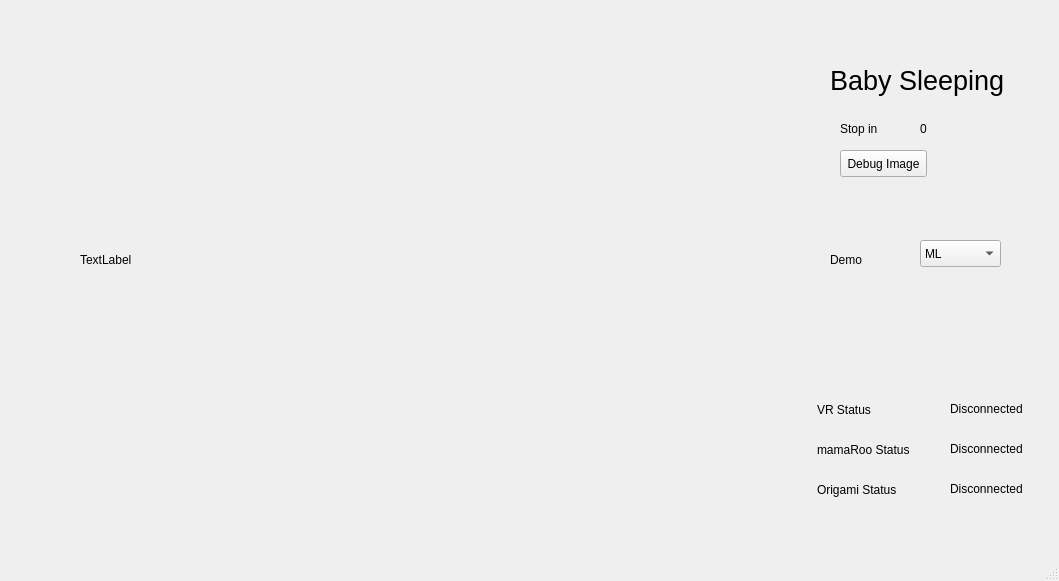
This is catkin_ws/src/internet_of_things/lib/gui_form.ui in surajj1234/ros as Qt 5 draws it before an edit. The edited form follows.
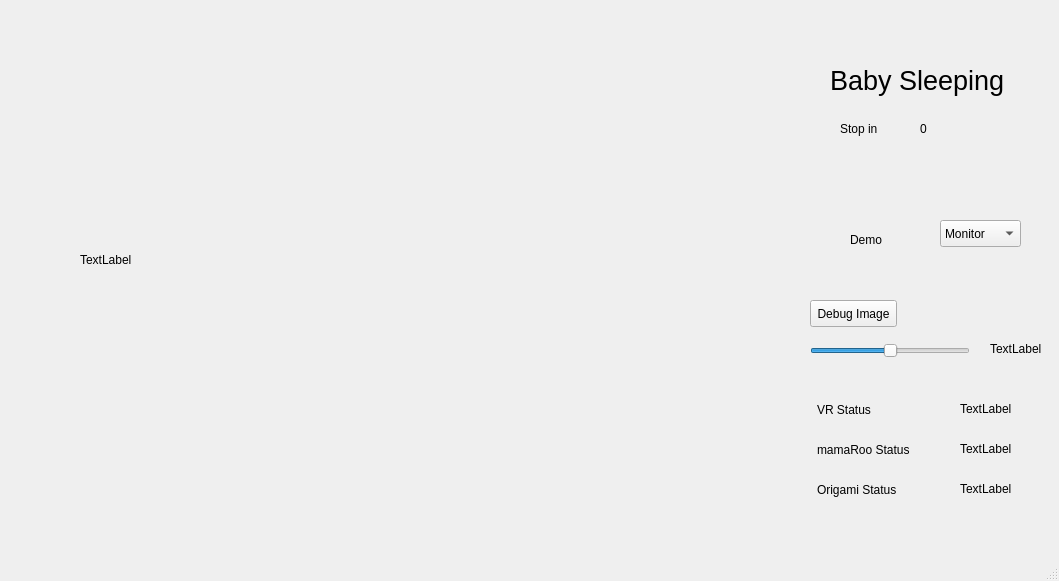
This is the edited form.

Commit message: Demo 1 status messages working

The edit to the form file:
```diff
--- a/catkin_ws/src/internet_of_things/lib/gui_form.ui
+++ b/catkin_ws/src/internet_of_things/lib/gui_form.ui
@@ -53,54 +53,20 @@
      <string>Origami Status</string>
     </property>
    </widget>
-   <widget class="QLabel" name="vrStatusLabel_2">
-    <property name="geometry">
-     <rect>
-      <x>950</x>
-      <y>400</y>
-      <width>91</width>
-      <height>17</height>
-     </rect>
-    </property>
-    <property name="text">
-     <string>Disconnected</string>
-    </property>
-   </widget>
-   <widget class="QLabel" name="mamaRooStatusLabel">
-    <property name="geometry">
-     <rect>
-      <x>950</x>
-      <y>440</y>
-      <width>91</width>
-      <height>17</height>
-     </rect>
-    </property>
-    <property name="text">
-     <string>Disconnected</string>
-    </property>
-   </widget>
-   <widget class="QLabel" name="origamiStatusLabel">
-    <property name="geometry">
-     <rect>
-      <x>950</x>
-      <y>480</y>
-      <width>91</width>
-      <height>17</height>
-     </rect>
-    </property>
-    <property name="text">
-     <string>Disconnected</string>
-    </property>
-   </widget>
    <widget class="QComboBox" name="demoComboBox">
     <property name="geometry">
      <rect>
-      <x>920</x>
-      <y>240</y>
+      <x>940</x>
+      <y>220</y>
       <width>81</width>
       <height>27</height>
      </rect>
     </property>
+    <item>
+     <property name="text">
+      <string>Monitor</string>
+     </property>
+    </item>
     <item>
      <property name="text">
       <string>ML</string>
@@ -115,8 +81,8 @@
    <widget class="QLabel" name="label">
     <property name="geometry">
      <rect>
-      <x>830</x>
-      <y>250</y>
+      <x>850</x>
+      <y>230</y>
       <width>91</width>
       <height>20</height>
      </rect>
@@ -185,8 +151,8 @@
    <widget class="QPushButton" name="debugImageButton">
     <property name="geometry">
      <rect>
-      <x>840</x>
-      <y>150</y>
+      <x>810</x>
+      <y>300</y>
       <width>87</width>
       <height>27</height>
      </rect>
@@ -195,6 +161,74 @@
      <string>Debug Image</string>
     </property>
    </widget>
+   <widget class="QSlider" name="thresholdSlider">
+    <property name="geometry">
+     <rect>
+      <x>810</x>
+      <y>340</y>
+      <width>160</width>
+      <height>21</height>
+     </rect>
+    </property>
+    <property name="value">
+     <number>50</number>
+    </property>
+    <property name="orientation">
+     <enum>Qt::Horizontal</enum>
+    </property>
+   </widget>
+   <widget class="QLabel" name="thresholdLabel">
+    <property name="geometry">
+     <rect>
+      <x>990</x>
+      <y>340</y>
+      <width>58</width>
+      <height>17</height>
+     </rect>
+    </property>
+    <property name="text">
+     <string>TextLabel</string>
+    </property>
+   </widget>
+   <widget class="QLabel" name="vrStatusLabel">
+    <property name="geometry">
+     <rect>
+      <x>960</x>
+      <y>400</y>
+      <width>91</width>
+      <height>17</height>
+     </rect>
+    </property>
+    <property name="text">
+     <string>TextLabel</string>
+    </property>
+   </widget>
+   <widget class="QLabel" name="mamaRooStatusLabel">
+    <property name="geometry">
+     <rect>
+      <x>960</x>
+      <y>440</y>
+      <width>91</width>
+      <height>17</height>
+     </rect>
+    </property>
+    <property name="text">
+     <string>TextLabel</string>
+    </property>
+   </widget>
+   <widget class="QLabel" name="origamiStatusLabel">
+    <property name="geometry">
+     <rect>
+      <x>960</x>
+      <y>480</y>
+      <width>91</width>
+      <height>17</height>
+     </rect>
+    </property>
+    <property name="text">
+     <string>TextLabel</string>
+    </property>
+   </widget>
   </widget>
   <widget class="QMenuBar" name="menubar">
    <property name="geometry">
```
Left out of the diff: 6 changed lines with no effect on the pictures. The commit also changes 7 other files.
